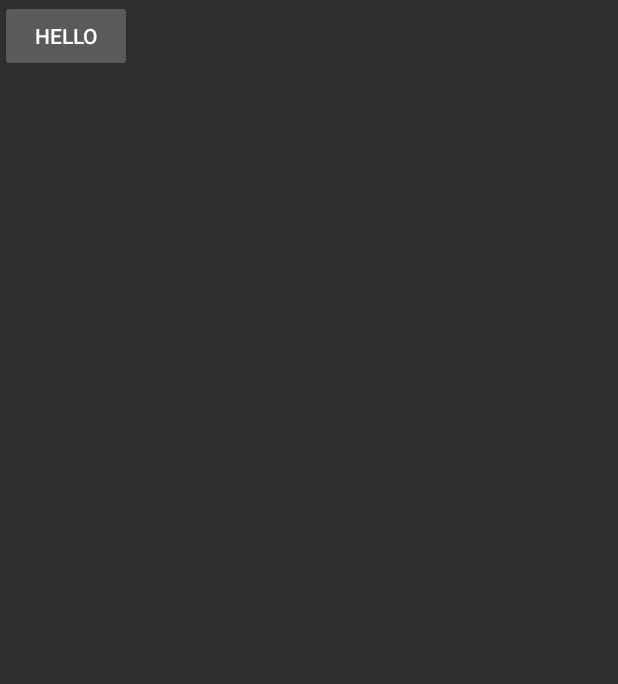
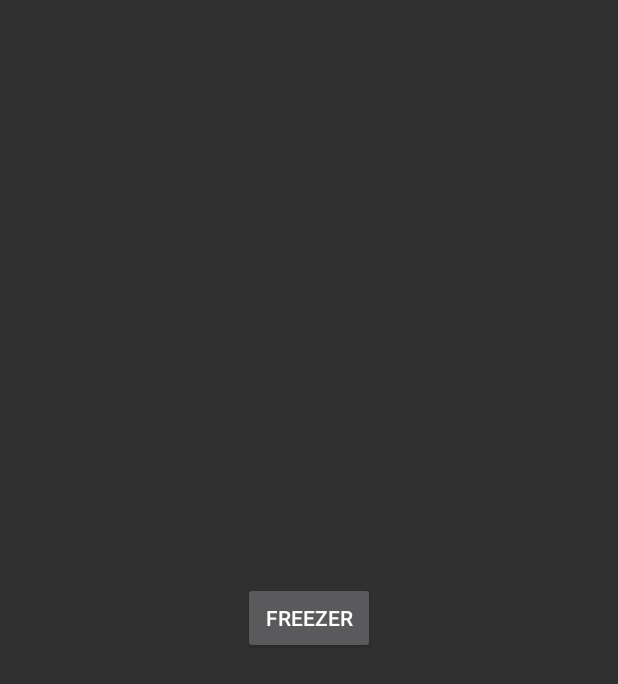
Before and after one commit to saitejasridhar/Pantry-Organizer-app, an Android app: the Freezer screen opened directly, with no data from a screen before it, on a phone screen of 412 x 824 dp. Shown: the top 684 px of the screen. Run offline under Robolectric (Android 15) with nearby library versions, the phone set to English and light mode, and no system bars.

Commit message:
Two new activities

```diff
--- a/app/src/main/AndroidManifest.xml
+++ b/app/src/main/AndroidManifest.xml
@@ -9,7 +9,8 @@
         android:roundIcon="@mipmap/ic_launcher_round"
         android:supportsRtl="true"
         android:theme="@style/AppTheme">
-        <activity android:name=".Freezer"></activity>
+        <activity android:name=".Fridge"></activity>
+        <activity android:name=".Freezer" />
         <activity android:name=".MainActivity">
             <intent-filter>
                 <action android:name="android.intent.action.MAIN" />
--- a/app/src/main/res/layout/activity_freezer.xml
+++ b/app/src/main/res/layout/activity_freezer.xml
@@ -5,10 +5,14 @@
     android:layout_width="match_parent"
     android:layout_height="match_parent"
     tools:context=".Freezer">
+
     <Button
+        android:id="@+id/test"
         android:layout_width="wrap_content"
         android:layout_height="wrap_content"
-        android:id="@+id/test"
-        android:text="hello"
-        />
+        android:text="Freezer"
+        app:layout_constraintBottom_toBottomOf="parent"
+        app:layout_constraintEnd_toEndOf="parent"
+        app:layout_constraintStart_toStartOf="parent"
+        app:layout_constraintTop_toTopOf="parent" />
 </androidx.constraintlayout.widget.ConstraintLayout>
--- a/app/src/main/res/layout/activity_main.xml
+++ b/app/src/main/res/layout/activity_main.xml
@@ -24,8 +24,8 @@
             android:layout_weight="1"
             android:layout_marginRight="10dp"
             android:layout_marginLeft="10dp"
-            android:text="One"
-            android:onClick=""/>
+            android:text="One"></Button>
+<!--            android:onClick=""/>-->
 
         <Button
             android:id="@+id/button2"
```
Also changed, not shown: app/src/main/java/com/example/fridgepal/Fridge.java (added, +14 -0 lines), app/src/main/java/com/example/fridgepal/MainActivity.java (+13 -11 lines), app/src/main/res/layout/activity_fridge.xml (added, +7 -0 lines).
